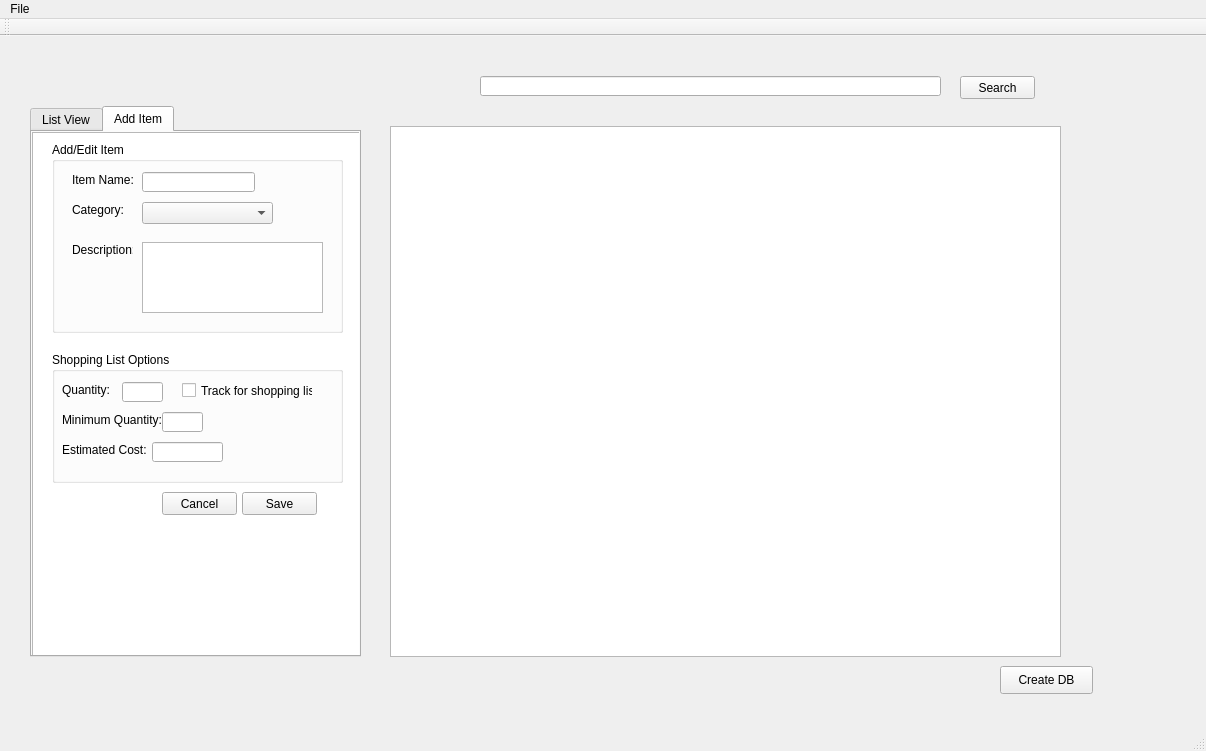
Above: StuffFinder/StuffFinder/stufffinder.ui from toddn1704/code-musketeers before the change. Below: the same form after it.
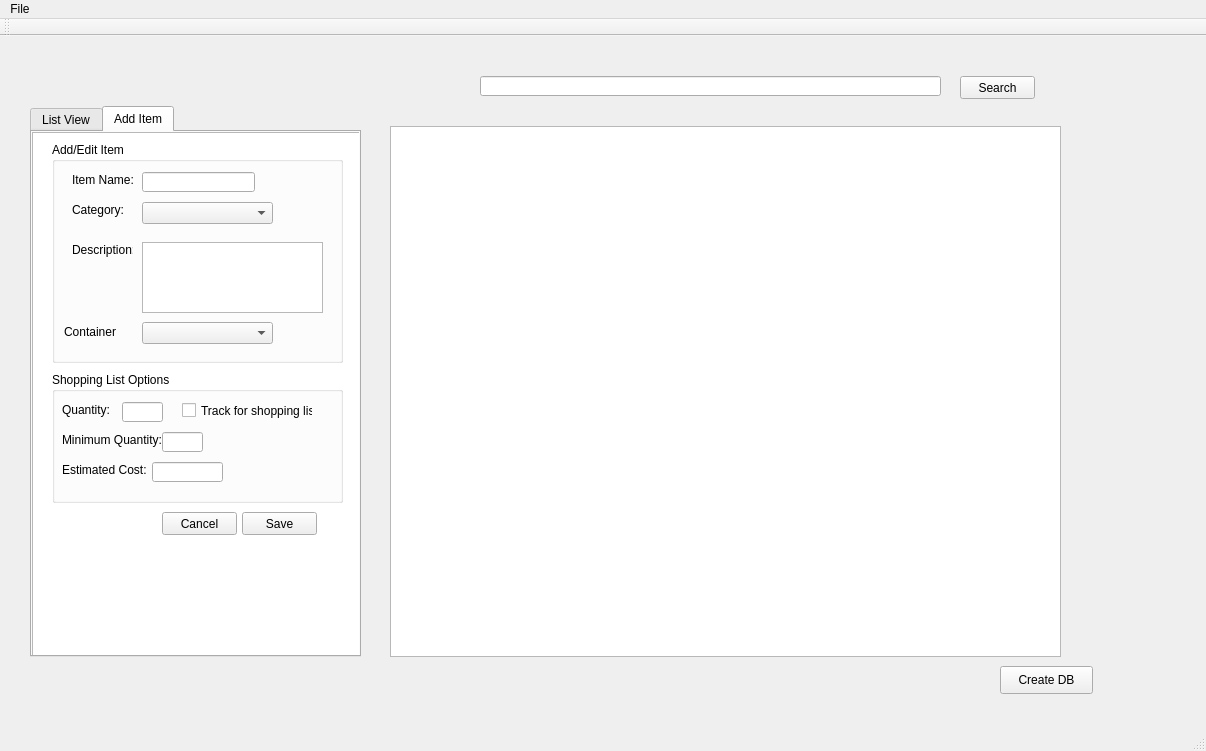
That is the form after the change. The open tabs and pages were chosen to show the change.

Commit message: Added container combo box, populated it and changed add item to use selected containers id.

```diff
--- a/StuffFinder/StuffFinder/stufffinder.ui
+++ b/StuffFinder/StuffFinder/stufffinder.ui
@@ -77,7 +77,7 @@
       <property name="geometry">
        <rect>
         <x>130</x>
-        <y>360</y>
+        <y>380</y>
         <width>75</width>
         <height>23</height>
        </rect>
@@ -90,7 +90,7 @@
       <property name="geometry">
        <rect>
         <x>210</x>
-        <y>360</y>
+        <y>380</y>
         <width>75</width>
         <height>23</height>
        </rect>
@@ -103,7 +103,7 @@
       <property name="geometry">
        <rect>
         <x>20</x>
-        <y>220</y>
+        <y>240</y>
         <width>291</width>
         <height>131</height>
        </rect>
@@ -206,7 +206,7 @@
         <x>20</x>
         <y>10</y>
         <width>291</width>
-        <height>191</height>
+        <height>221</height>
        </rect>
       </property>
       <property name="title">
@@ -284,6 +284,29 @@
         </rect>
        </property>
       </widget>
+      <widget class="QComboBox" name="containerComboBox">
+       <property name="geometry">
+        <rect>
+         <x>90</x>
+         <y>180</y>
+         <width>131</width>
+         <height>22</height>
+        </rect>
+       </property>
+      </widget>
+      <widget class="QLabel" name="label">
+       <property name="geometry">
+        <rect>
+         <x>12</x>
+         <y>180</y>
+         <width>61</width>
+         <height>20</height>
+        </rect>
+       </property>
+       <property name="text">
+        <string>Container</string>
+       </property>
+      </widget>
      </widget>
     </widget>
    </widget>
```
Left out of the diff: 2 changed lines with no effect on the pictures. The commit also changes 3 other files.
